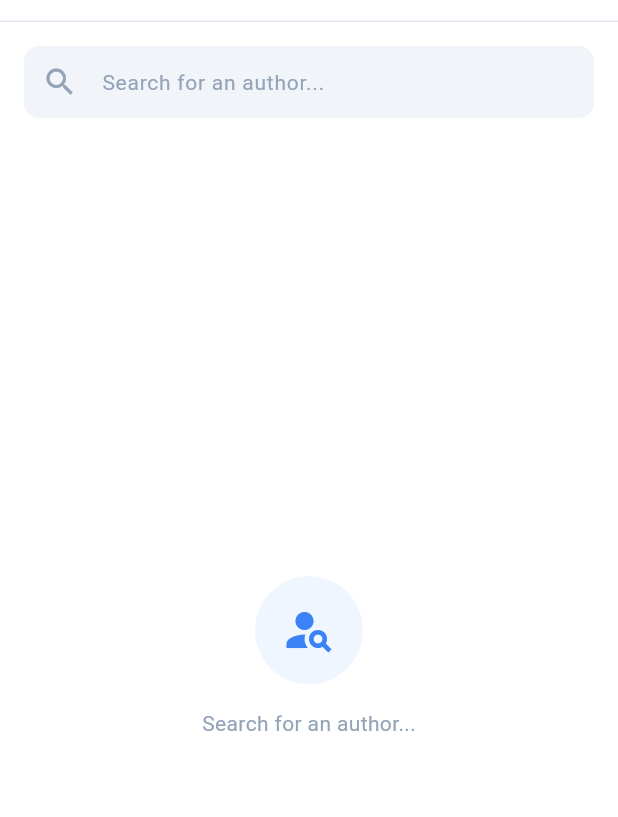
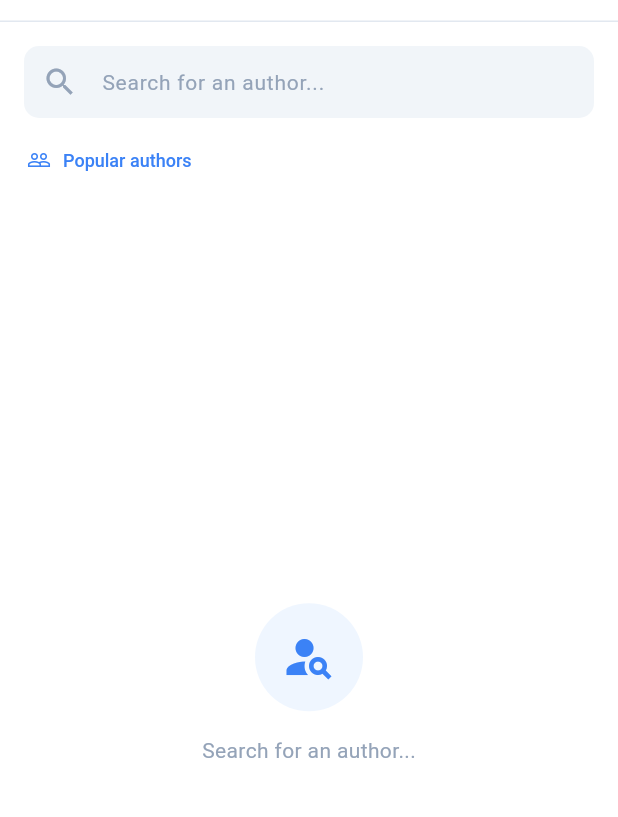
Before and after one commit to mrRambi/realview_code_exercise, a Flutter app: the screen it shows after launch, on a phone screen of 412 x 824 dp, the part 62-879 px from its top. Run offline on Flutter 3.47's test engine with Material 3 defaults, Android fonts, the phone set to English and light mode, and no system bars; our stand-ins replace cached_network_image, dio, flutter_riverpod, fpdart, freezed_annotation, loading_animation_widget and 2 more; generated files the repository leaves out were written again.

Commit message:
feat: add popular authors chips widget and integrate with search bar

```diff
--- a/lib/features/author_search/presentation/pages/author_search_page.dart
+++ b/lib/features/author_search/presentation/pages/author_search_page.dart
@@ -6,6 +6,7 @@ import 'package:realview_code_exercise/features/author_search/presentation/pages
 import 'package:realview_code_exercise/features/author_search/presentation/providers/selected_author_provider.dart';
 import 'package:realview_code_exercise/features/author_search/presentation/widgets/author_list.dart';
 import 'package:realview_code_exercise/features/author_search/presentation/widgets/author_search_bar.dart';
+import 'package:realview_code_exercise/features/author_search/presentation/widgets/popular_authors_chips.dart';
 
 /// Root page for the Book Author Search feature.
 /// Uses a responsive layout: single column on narrow screens,
@@ -29,46 +30,93 @@ class AuthorSearchPage extends ConsumerWidget {
   }
 }
 
-class _NarrowLayout extends StatelessWidget {
+class _NarrowLayout extends StatefulWidget {
   const _NarrowLayout();
 
   @override
+  State<_NarrowLayout> createState() => _NarrowLayoutState();
+}
+
+class _NarrowLayoutState extends State<_NarrowLayout> {
+  final _searchController = TextEditingController();
+
+  @override
+  void dispose() {
+    _searchController.dispose();
+    super.dispose();
+  }
+
+  @override
   Widget build(BuildContext context) {
-    return const Column(
+    return Column(
+      crossAxisAlignment: CrossAxisAlignment.start,
       children: [
         Padding(
-          padding: EdgeInsets.all(AppSizes.paddingM),
-          child: AuthorSearchBar(),
+          padding: const EdgeInsets.fromLTRB(
+            AppSizes.paddingM,
+            AppSizes.paddingM,
+            AppSizes.paddingM,
+            AppSizes.paddingS / 2,
+          ),
+          child: AuthorSearchBar(controller: _searchController),
         ),
-        Expanded(child: AuthorList()),
+        Padding(
+          padding: const EdgeInsets.only(left: AppSizes.paddingS),
+          child: PopularAuthorsChips(controller: _searchController),
+        ),
+        const Expanded(child: AuthorList()),
       ],
     );
   }
 }
 
-class _WideLayout extends StatelessWidget {
+class _WideLayout extends StatefulWidget {
   final WidgetRef ref;
 
   const _WideLayout({required this.ref});
 
   @override
+  State<_WideLayout> createState() => _WideLayoutState();
+}
+
+class _WideLayoutState extends State<_WideLayout> {
+  final _searchController = TextEditingController();
+
+  @override
+  void dispose() {
+    _searchController.dispose();
+    super.dispose();
+  }
+
+  @override
   Widget build(BuildContext context) {
-    final selected = ref.watch(selectedAuthorProvider);
+    final selected = widget.ref.watch(selectedAuthorProvider);
 
     return Row(
       children: [
         SizedBox(
           width: AppSizes.wideLayoutLeftPanelWidth,
           child: Column(
+            crossAxisAlignment: CrossAxisAlignment.start,
             children: [
-              const Padding(
-                padding: EdgeInsets.all(AppSizes.paddingM),
-                child: AuthorSearchBar(),
+              Padding(
+                padding: const EdgeInsets.fromLTRB(
+                  AppSizes.paddingM,
+                  AppSizes.paddingM,
+                  AppSizes.paddingM,
+                  AppSizes.paddingS / 2,
+                ),
+                child: AuthorSearchBar(controller: _searchController),
+              ),
+              Padding(
+                padding: const EdgeInsets.only(left: AppSizes.paddingS),
+                child: PopularAuthorsChips(controller: _searchController),
               ),
               Expanded(
                 child: AuthorList(
-                  onAuthorTap: (author) =>
-                      ref.read(selectedAuthorProvider.notifier).select(author),
+                  onAuthorTap: (author) => widget.ref
+                      .read(selectedAuthorProvider.notifier)
+                      .select(author),
                 ),
               ),
             ],
--- a/lib/features/author_search/presentation/presentation.dart
+++ b/lib/features/author_search/presentation/presentation.dart
@@ -7,3 +7,4 @@ export 'providers/author_search_notifier.dart';
 export 'widgets/author_list.dart';
 export 'widgets/author_list_tile.dart';
 export 'widgets/author_search_bar.dart';
+export 'widgets/popular_authors_chips.dart';
--- a/lib/features/author_search/presentation/widgets/author_search_bar.dart
+++ b/lib/features/author_search/presentation/widgets/author_search_bar.dart
@@ -6,21 +6,34 @@ import 'package:realview_code_exercise/core/constants/constants.dart';
 import 'package:realview_code_exercise/features/author_search/presentation/providers/author_search_notifier.dart';
 
 /// Search bar with debounced input that triggers [AuthorSearchNotifier.search].
+///
+/// If [controller] is provided, it is used directly (and not disposed here).
+/// Otherwise an internal controller is created and managed internally.
 class AuthorSearchBar extends ConsumerStatefulWidget {
-  const AuthorSearchBar({super.key});
+  final TextEditingController? controller;
+
+  const AuthorSearchBar({super.key, this.controller});
 
   @override
   ConsumerState<AuthorSearchBar> createState() => _AuthorSearchBarState();
 }
 
 class _AuthorSearchBarState extends ConsumerState<AuthorSearchBar> {
-  final _controller = TextEditingController();
+  late final TextEditingController _controller;
+  late final bool _ownsController;
   Timer? _debounce;
+
+  @override
+  void initState() {
+    super.initState();
+    _ownsController = widget.controller == null;
+    _controller = widget.controller ?? TextEditingController();
+  }
 
   @override
   void dispose() {
     _debounce?.cancel();
-    _controller.dispose();
+    if (_ownsController) _controller.dispose();
     super.dispose();
   }
 
--- /dev/null
+++ b/lib/features/author_search/presentation/widgets/popular_authors_chips.dart
@@ -0,0 +1,126 @@
+import 'package:flutter/material.dart';
+import 'package:flutter_riverpod/flutter_riverpod.dart';
+import 'package:realview_code_exercise/core/constants/constants.dart';
+import 'package:realview_code_exercise/core/theme/theme.dart';
+import 'package:realview_code_exercise/features/author_search/presentation/providers/author_search_notifier.dart';
+
+const _popularAuthors = [
+  'Stephen King',
+  'J.K. Rowling',
+  'Agatha Christie',
+  'George Orwell',
+  'Ernest Hemingway',
+  'Leo Tolstoy',
+  'Fyodor Dostoevsky',
+  'Gabriel García Márquez',
+  'Toni Morrison',
+  'Franz Kafka',
+  'Jane Austen',
+  'Mark Twain',
+  'Virginia Woolf',
+  'Haruki Murakami',
+  'Cormac McCarthy',
+];
+
+/// A compact dropdown button that expands into a wrap of popular author chips.
+/// Selecting a chip fills [controller] and triggers an immediate search.
+class PopularAuthorsChips extends ConsumerStatefulWidget {
+  final TextEditingController controller;
+
+  const PopularAuthorsChips({super.key, required this.controller});
+
+  @override
+  ConsumerState<PopularAuthorsChips> createState() => _PopularAuthorsChipsState();
+}
+
+class _PopularAuthorsChipsState extends ConsumerState<PopularAuthorsChips> {
+  final _menuController = MenuController();
+
+  @override
+  Widget build(BuildContext context) {
+    return MenuAnchor(
+      controller: _menuController,
+      crossAxisUnconstrained: false,
+      style: MenuStyle(
+        backgroundColor: WidgetStatePropertyAll(AppColors.surface),
+        elevation: const WidgetStatePropertyAll(4),
+        shape: WidgetStatePropertyAll(
+          RoundedRectangleBorder(borderRadius: BorderRadius.circular(12)),
+        ),
+        padding: const WidgetStatePropertyAll(EdgeInsets.all(AppSizes.paddingM)),
+      ),
+      menuChildren: [
+        SizedBox(
+          width: 320,
+          child: Wrap(
+            spacing: 8,
+            runSpacing: 8,
+            children: _popularAuthors.map((name) {
+              return _AuthorChip(
+                label: name,
+                onTap: () {
+                  _menuController.close();
+                  widget.controller.text = name;
+                  widget.controller.selection = TextSelection.fromPosition(
+                    TextPosition(offset: name.length),
+                  );
+                  ref.read(authorSearchProvider.notifier).search(name);
+                },
+              );
+            }).toList(),
+          ),
+        ),
+      ],
+      builder: (context, menuController, _) {
+        return TextButton.icon(
+          onPressed: () {
+            if (menuController.isOpen) {
+              menuController.close();
+            } else {
+              menuController.open();
+            }
+          },
+          icon: const Icon(Icons.people_outline, size: 16),
+          label: const Text('Popular authors'),
+          style: TextButton.styleFrom(
+            foregroundColor: AppColors.primaryMid,
+            textStyle: AppTypography.bodySmall.copyWith(
+              fontWeight: FontWeight.w500,
+            ),
+            padding: const EdgeInsets.symmetric(horizontal: 10, vertical: 6),
+          ),
+        );
+      },
+    );
+  }
+}
+
+class _AuthorChip extends StatelessWidget {
+  final String label;
+  final VoidCallback onTap;
+
+  const _AuthorChip({required this.label, required this.onTap});
+
+  @override
+  Widget build(BuildContext context) {
+    return GestureDetector(
+      onTap: onTap,
+      child: Container(
+        alignment: Alignment.center,
+        padding: const EdgeInsets.symmetric(horizontal: 12, vertical: 6),
+        decoration: BoxDecoration(
+          color: AppColors.primaryLight,
+          borderRadius: BorderRadius.circular(20),
+          border: Border.all(color: AppColors.primary.withValues(alpha: 0.2)),
+        ),
+        child: Text(
+          label,
+          style: AppTypography.bodySmall.copyWith(
+            color: AppColors.primary,
+            fontWeight: FontWeight.w500,
+          ),
+        ),
+      ),
+    );
+  }
+}
```
